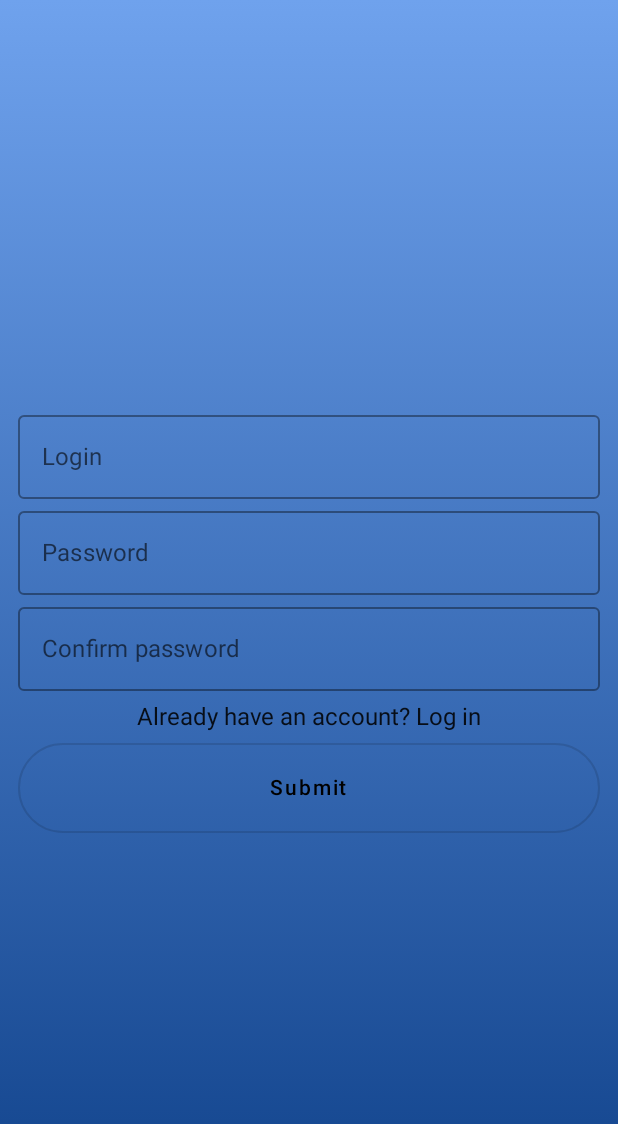
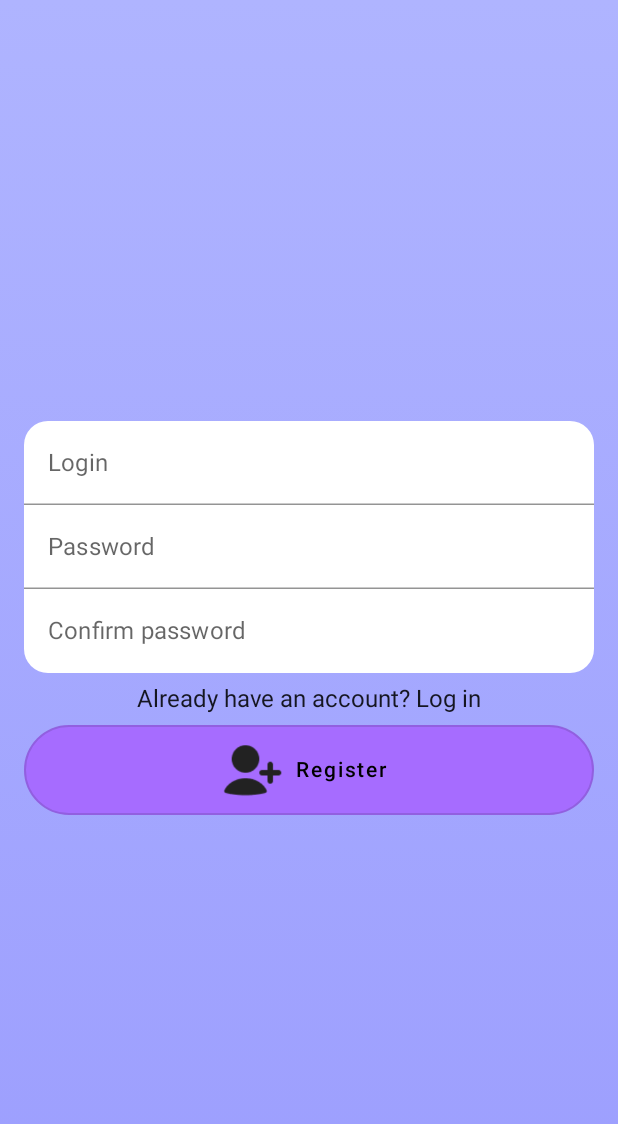
Before and after one commit to FreeeedomDive/MusicCollection, an Android app built with Jetpack Compose: the screen it shows after launch (MainActivity), after a tap on "Don't have an account? Register", on a phone screen of 412 x 824 dp. Shown: the top 1124 px of the screen. Run offline under Robolectric (Android 15) with nearby library versions, the phone set to English and light mode, and no system bars; 1 other tap on this screen came first.

Commit message:
украшения интерфейса

```diff
--- a/Android/app/src/main/java/xdd/musiccollection/App.kt
+++ b/Android/app/src/main/java/xdd/musiccollection/App.kt
@@ -8,8 +8,7 @@ import xdd.musiccollection.mainPage.FileSystemPage
 
 enum class CurrentState {
     Authentication,
-    Browse,
-    Player
+    MainPage,
 }
 
 @Composable
@@ -18,9 +17,9 @@ fun App() {
 
 
     if (currentState == CurrentState.Authentication) {
-        AuthenticationPage { setCurrentState(CurrentState.Browse) }
+        AuthenticationPage { setCurrentState(CurrentState.MainPage) }
     }
-    if (currentState == CurrentState.Browse){
+    if (currentState == CurrentState.MainPage){
         FileSystemPage()
     }
 }
--- a/Android/app/src/main/java/xdd/musiccollection/auth/LoginPage.kt
+++ b/Android/app/src/main/java/xdd/musiccollection/auth/LoginPage.kt
@@ -3,18 +3,25 @@ package xdd.musiccollection.auth
 import androidx.compose.foundation.background
 import androidx.compose.foundation.clickable
 import androidx.compose.foundation.layout.*
+import androidx.compose.foundation.shape.CircleShape
+import androidx.compose.foundation.shape.RoundedCornerShape
 import androidx.compose.material.*
 import androidx.compose.runtime.Composable
 import androidx.compose.runtime.mutableStateOf
 import androidx.compose.runtime.remember
+import androidx.compose.ui.Alignment
+import androidx.compose.ui.Alignment.Companion.CenterHorizontally
 import androidx.compose.ui.Modifier
 import androidx.compose.ui.graphics.Brush
+import androidx.compose.ui.graphics.Color
 import androidx.compose.ui.text.input.PasswordVisualTransformation
 import androidx.compose.ui.text.style.TextAlign
 import androidx.compose.ui.unit.dp
+import xdd.musiccollection.R
 import xdd.musiccollection.defaultComponents.RoundedCornerOutlinedButton
-import xdd.musiccollection.ui.theme.BlueGradientBottom
-import xdd.musiccollection.ui.theme.BlueGradientTop
+import xdd.musiccollection.defaultComponents.RoundedTextField
+import xdd.musiccollection.defaultComponents.RoundedTextFieldPosition
+import xdd.musiccollection.ui.theme.*
 
 @Composable
 fun LoginPage(showMainPage: () -> Unit, switchToRegistration: () -> Unit) {
@@ -29,8 +36,8 @@ fun LoginPage(showMainPage: () -> Unit, switchToRegistration: () -> Unit) {
                 .background(
                     brush = Brush.verticalGradient(
                         colors = listOf(
-                            BlueGradientTop,
-                            BlueGradientBottom,
+                            BlueColorPalette3,
+                            BlueColorPalette2,
                         )
                     )
                 ),
@@ -39,18 +46,18 @@ fun LoginPage(showMainPage: () -> Unit, switchToRegistration: () -> Unit) {
             Column(
                 Modifier.padding(16.dp)
             ) {
-                OutlinedTextField(
+                RoundedTextField(
+                    position = RoundedTextFieldPosition.Top,
                     value = loginValue,
                     onValueChange = { setLoginValue(it) },
                     label = { Text(text = "Login") },
-                    modifier = Modifier.fillMaxWidth()
                 )
-                OutlinedTextField(
+                RoundedTextField(
+                    position = RoundedTextFieldPosition.Bottom,
                     value = passwordValue,
                     onValueChange = { setPasswordValue(it) },
                     label = { Text(text = "Password") },
-                    visualTransformation = PasswordVisualTransformation(),
-                    modifier = Modifier.fillMaxWidth()
+                    isPasswordInput = true
                 )
                 Text(
                     text = "Don't have an account? Register",
@@ -73,7 +80,9 @@ fun LoginPage(showMainPage: () -> Unit, switchToRegistration: () -> Unit) {
                         .height(60.dp)
                         .fillMaxWidth(),
                     isLoading = isLoading,
-                    text = "Submit"
+                    text = "Login",
+                    backgroundColor = BlueColorPalette1,
+                    iconId = R.drawable.sign_in_square,
                 )
             }
         }
--- a/Android/app/src/main/java/xdd/musiccollection/auth/RegistrationPage.kt
+++ b/Android/app/src/main/java/xdd/musiccollection/auth/RegistrationPage.kt
@@ -14,9 +14,11 @@ import androidx.compose.ui.graphics.Color
 import androidx.compose.ui.text.input.PasswordVisualTransformation
 import androidx.compose.ui.text.style.TextAlign
 import androidx.compose.ui.unit.dp
+import xdd.musiccollection.R
 import xdd.musiccollection.defaultComponents.RoundedCornerOutlinedButton
-import xdd.musiccollection.ui.theme.BlueGradientBottom
-import xdd.musiccollection.ui.theme.BlueGradientTop
+import xdd.musiccollection.defaultComponents.RoundedTextField
+import xdd.musiccollection.defaultComponents.RoundedTextFieldPosition
+import xdd.musiccollection.ui.theme.*
 
 @Composable
 fun RegistrationPage(showMainPage: () -> Unit, switchToLogin: () -> Unit){
@@ -32,35 +34,35 @@ fun RegistrationPage(showMainPage: () -> Unit, switchToLogin: () -> Unit){
                 .background(
                     brush = Brush.verticalGradient(
                         colors = listOf(
-                            BlueGradientTop,
-                            BlueGradientBottom,
+                            PurpleColorPalette3,
+                            PurpleColorPalette2,
                         )
                     )
                 ),
             verticalArrangement = Arrangement.Center
         ) {
             Column(
-                Modifier.padding(12.dp)
+                Modifier.padding(16.dp)
             ) {
-                OutlinedTextField(
+                RoundedTextField(
+                    position = RoundedTextFieldPosition.Top,
                     value = loginValue,
                     onValueChange = { setLoginValue(it) },
                     label = { Text(text = "Login") },
-                    modifier = Modifier.fillMaxWidth()
                 )
-                OutlinedTextField(
+                RoundedTextField(
+                    position = RoundedTextFieldPosition.Middle,
                     value = passwordValue,
                     onValueChange = { setPasswordValue(it) },
                     label = { Text(text = "Password") },
-                    visualTransformation = PasswordVisualTransformation(),
-                    modifier = Modifier.fillMaxWidth()
+                    isPasswordInput = true
                 )
-                OutlinedTextField(
+                RoundedTextField(
+                    position = RoundedTextFieldPosition.Bottom,
                     value = confirmPasswordValue,
                     onValueChange = { setConfirmPasswordValue(it) },
                     label = { Text(text = "Confirm password") },
-                    visualTransformation = PasswordVisualTransformation(),
-                    modifier = Modifier.fillMaxWidth()
+                    isPasswordInput = true
                 )
                 Text(
                     text = "Already have an account? Log in",
@@ -83,7 +85,9 @@ fun RegistrationPage(showMainPage: () -> Unit, switchToLogin: () -> Unit){
                         .height(60.dp)
                         .fillMaxWidth(),
                     isLoading = isLoading,
-                    text = "Submit"
+                    text = "Register",
+                    backgroundColor = PurpleColorPalette1,
+                    iconId = R.drawable.user_add_alt_fill
                 )
             }
         }
--- a/Android/app/src/main/java/xdd/musiccollection/defaultComponents/RoundedCornerOutlinedButton.kt
+++ b/Android/app/src/main/java/xdd/musiccollection/defaultComponents/RoundedCornerOutlinedButton.kt
@@ -1,36 +1,40 @@
 package xdd.musiccollection.defaultComponents
 
+import androidx.compose.foundation.Image
 import androidx.compose.foundation.layout.padding
 import androidx.compose.foundation.shape.RoundedCornerShape
-import androidx.compose.material.ButtonDefaults
-import androidx.compose.material.CircularProgressIndicator
-import androidx.compose.material.OutlinedButton
-import androidx.compose.material.Text
+import androidx.compose.material.*
 import androidx.compose.runtime.Composable
 import androidx.compose.ui.Modifier
 import androidx.compose.ui.graphics.Color
+import androidx.compose.ui.res.painterResource
 import androidx.compose.ui.unit.dp
 
 @Composable
 fun RoundedCornerOutlinedButton(
     onClick: () -> Unit,
+    isLoading: Boolean,
+    text: String,
+    iconId: Int?,
+    backgroundColor: Color,
     modifier: Modifier,
-    isLoading: Boolean,
-    text: String
 ) {
     OutlinedButton(
         onClick = onClick,
         modifier = modifier,
         shape = RoundedCornerShape(50),
         colors = ButtonDefaults.buttonColors(
-            backgroundColor = Color.Transparent
+            backgroundColor = backgroundColor
         )
     )
     {
         if (isLoading) {
-            CircularProgressIndicator()
+            CircularProgressIndicator(color = Color.White)
         }
         else{
+            if (iconId != null) {
+                Image(painter = painterResource(id = iconId), contentDescription = "Icon")
+            }
             Text(
                 text = text,
                 modifier = Modifier.padding(8.dp)
--- /dev/null
+++ b/Android/app/src/main/java/xdd/musiccollection/defaultComponents/RoundedTextField.kt
@@ -0,0 +1,62 @@
+package xdd.musiccollection.defaultComponents
+
+import androidx.compose.foundation.layout.fillMaxWidth
+import androidx.compose.foundation.shape.RoundedCornerShape
+import androidx.compose.foundation.text.KeyboardOptions
+import androidx.compose.material.*
+import androidx.compose.runtime.Composable
+import androidx.compose.ui.Modifier
+import androidx.compose.ui.graphics.Color
+import androidx.compose.ui.text.input.KeyboardType
+import androidx.compose.ui.text.input.PasswordVisualTransformation
+import androidx.compose.ui.text.input.VisualTransformation
+import androidx.compose.ui.unit.dp
+
+enum class RoundedTextFieldPosition {
+    Top,
+    Middle,
+    Bottom
+}
+
+@Composable
+fun RoundedTextField(
+    value: String,
+    onValueChange: (String) -> Unit,
+    label: @Composable () -> Unit,
+    backgroundColor: Color = Color.White,
+    position: RoundedTextFieldPosition = RoundedTextFieldPosition.Middle,
+    isPasswordInput: Boolean = true
+) {
+    val roundCornerValue = 16.dp
+    TextField(
+        value = value,
+        onValueChange = onValueChange,
+
+        label = label,
+        colors = TextFieldDefaults.textFieldColors(
+            backgroundColor = backgroundColor,
+            unfocusedIndicatorColor = if (position == RoundedTextFieldPosition.Bottom)
+                Color.Transparent
+            else
+                MaterialTheme.colors.onSurface.copy(alpha = TextFieldDefaults.UnfocusedIndicatorLineOpacity),
+            focusedIndicatorColor = if (position == RoundedTextFieldPosition.Bottom)
+                Color.Transparent
+            else
+                MaterialTheme.colors.primary.copy(alpha = ContentAlpha.high)
+        ),
+        visualTransformation = if (isPasswordInput)
+            PasswordVisualTransformation()
+        else
+            VisualTransformation.None,
+        keyboardOptions = if (isPasswordInput)
+            KeyboardOptions(autoCorrect = false, keyboardType = KeyboardType.Password)
+        else
+            KeyboardOptions.Default,
+        shape = when (position) {
+            RoundedTextFieldPosition.Top -> RoundedCornerShape(roundCornerValue, roundCornerValue, 0.dp, 0.dp)
+            RoundedTextFieldPosition.Middle -> RoundedCornerShape(0.dp, 0.dp, 0.dp, 0.dp)
+            RoundedTextFieldPosition.Bottom -> RoundedCornerShape(0.dp, 0.dp, roundCornerValue, roundCornerValue)
+        },
+        modifier = Modifier.fillMaxWidth()
+    )
+}
--- a/Android/app/src/main/java/xdd/musiccollection/helpers/Generator.kt
+++ b/Android/app/src/main/java/xdd/musiccollection/helpers/Generator.kt
@@ -17,7 +17,7 @@ class Generator {
                 NodeType.Back
             ))
         }
-        val parentPath = parent?.path ?: ""
+        val parentPath = parent?.path ?: "ExampleRoot"
         for (i in 0..itemsCount){
             val path = generateText(Random().nextInt(5));
             val element = FileSystemNode(
@@ -28,9 +28,8 @@ class Generator {
             )
             result.add(element);
         }
-        result.sortedBy { item -> item.path }
+        result.sortBy { x -> x }
 
-        Log.i("Generator", "Generated ${result.count()} items")
         return result
     }
 
--- a/Android/app/src/main/java/xdd/musiccollection/models/NodeType.kt
+++ b/Android/app/src/main/java/xdd/musiccollection/models/NodeType.kt
@@ -1,8 +1,8 @@
 package xdd.musiccollection.models
 
 enum class NodeType {
+    Root,
+    Back,
+    Directory,
     File,
-    Directory,
-    Root,
-    Back
 }
--- a/Android/app/src/main/java/xdd/musiccollection/ui/theme/Color.kt
+++ b/Android/app/src/main/java/xdd/musiccollection/ui/theme/Color.kt
@@ -8,3 +8,11 @@ val Purple700 = Color(0xFF3700B3)
 val Teal200 = Color(0xFF03DAC5)
 val BlueGradientTop = Color(0xff6fa2ed)
 val BlueGradientBottom = Color(0xff0f418a)
+val BlueColorPalette1 = Color(0xff2155CD)
+val BlueColorPalette2 = Color(0xff0AA1DD)
+val BlueColorPalette3 = Color(0xff79DAE8)
+val BlueColorPalette4 = Color(0xffE8F9FD)
+val PurpleColorPalette1 = Color(0xffA66CFF)
+val PurpleColorPalette2 = Color(0xff9C9EFE)
+val PurpleColorPalette3 = Color(0xffAFB4FF)
+val PurpleColorPalette4 = Color(0xffB1E1FF)
```
Also changed, not shown: Android/app/src/main/java/xdd/musiccollection/defaultComponents/BackPressHandler.kt (added, +31 -0 lines), Android/app/src/main/java/xdd/musiccollection/helpers/SearchComponent.kt (added, +66 -0 lines), Android/app/src/main/java/xdd/musiccollection/helpers/TopAppBarSearchButton.kt (added, +24 -0 lines), Android/app/src/main/java/xdd/musiccollection/mainPage/FileSystemListElement.kt (+20 -15 lines), Android/app/src/main/java/xdd/musiccollection/mainPage/FileSystemPage.kt (+91 -12 lines), Android/app/src/main/java/xdd/musiccollection/models/FileSystemNode.kt (+10 -1 lines), Android/app/src/main/res/drawable/folder.png (added), Android/app/src/main/res/drawable/folder_up.png (added), Android/app/src/main/res/drawable/music_fill.png (added), Android/app/src/main/res/drawable/sign_in_square.png (added), Android/app/src/main/res/drawable/user_add_alt_fill.png (added).
